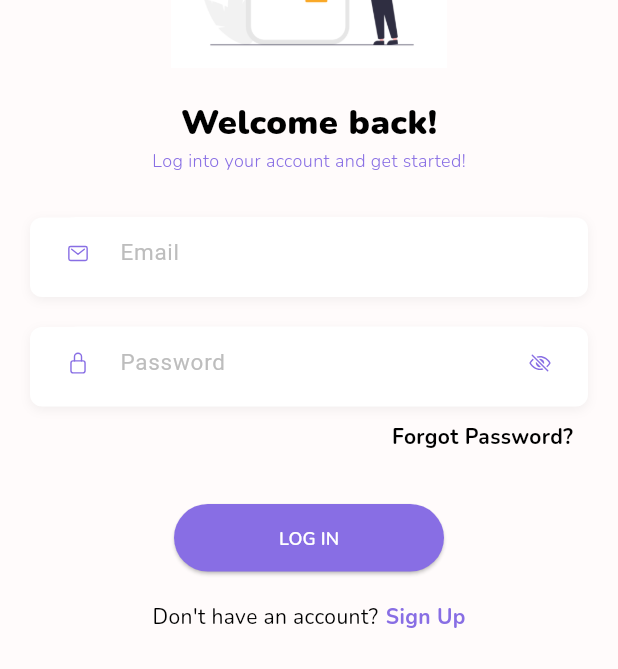
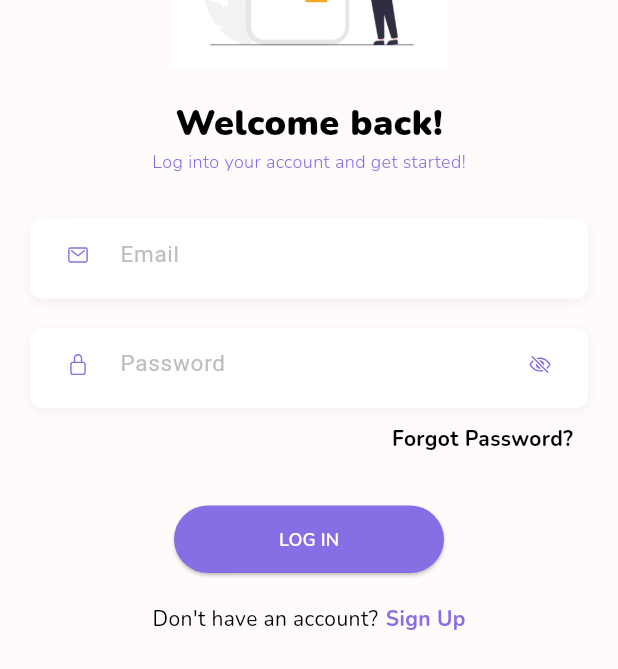
Before and after one commit to RijanPrajapati1/Biker_Sync, a Flutter app: the screen it shows once a user with an empty profile is signed in, item 5 of the bottom bar chosen, after a tap on "Log Out", on a phone screen of 412 x 824 dp. Shown: the part 402-1071 px from the top of the screen. Run offline on Flutter 3.47's test engine with Material 3 defaults, Android fonts, the phone set to English and light mode, and no system bars; drawn by our look-alikes of loading_overlay; our stand-ins replace cached_network_image, cloud_firestore, firebase_auth, firebase_core, firebase_storage, flutter_chat_bubble and 12 more; missing offline and left inert: story; accounts and stored records are empty.

Commit message:
login text size changing

```diff
--- a/lib/auth/login/login.dart
+++ b/lib/auth/login/login.dart
@@ -39,7 +39,7 @@ class _LoginState extends State<Login> {
             Center(
               child: Text(
                 'Welcome back!',
-                style: TextStyle(fontSize: 23.0, fontWeight: FontWeight.w900),
+                style: TextStyle(fontSize: 24.0, fontWeight: FontWeight.w900),
               ),
             ),
             Center(
```
